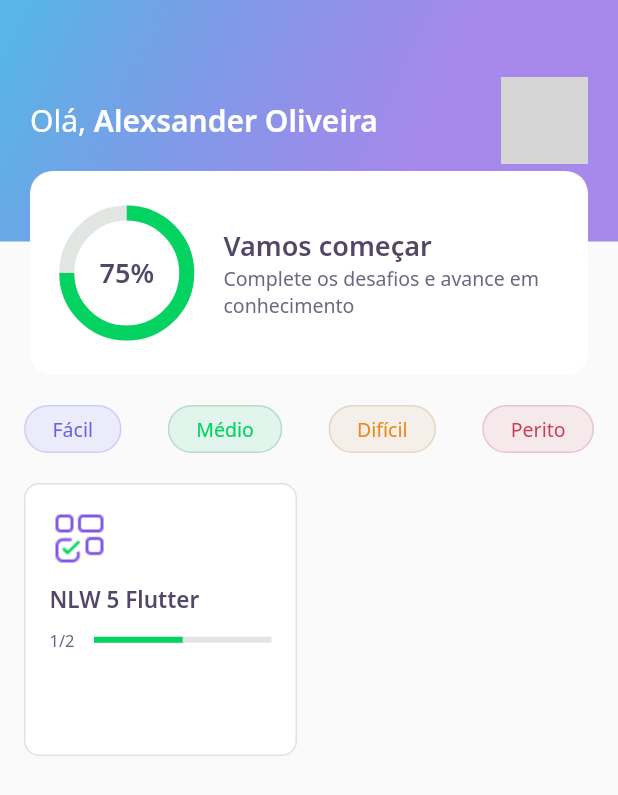
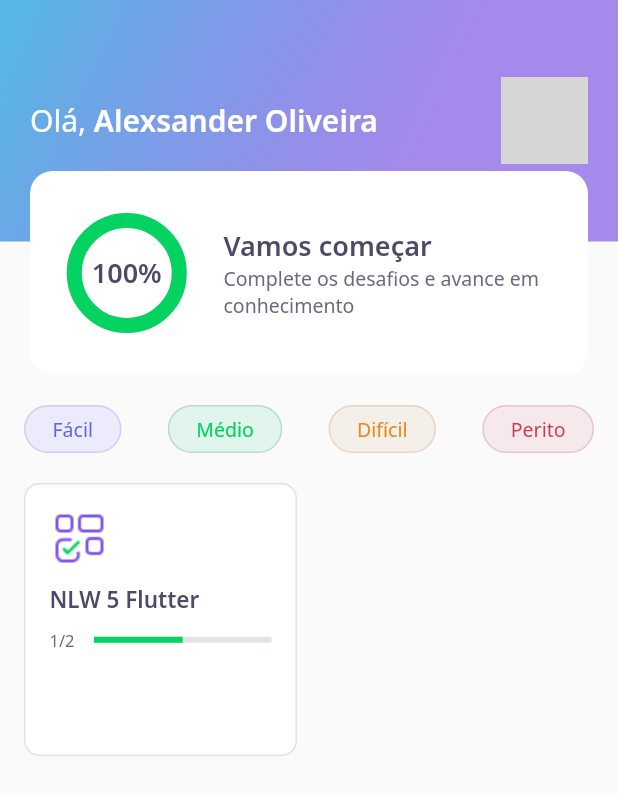
Before and after one commit to Alexz96/dev_quiz, a Flutter app: the screen it shows after launch, on a phone screen of 412 x 824 dp. Shown: the top 795 px of the screen. Run offline on Flutter 3.47's test engine with Material 2 defaults, Android fonts, the phone set to English and light mode, and no system bars; our stand-ins replace google_fonts, share_plus; accounts and stored records are empty; network calls fail; grey boxes are pictures that could not be loaded.

Commit message:
Criado a animação do App
Criado o efeito animado do scoreCardWidget e também a inclusão da Lib Share_Plus para o compartilhamento do resultado do Quiz.

```diff
--- a/lib/home/widgets/appbar/app_bar_widget.dart
+++ b/lib/home/widgets/appbar/app_bar_widget.dart
@@ -41,7 +41,11 @@ class AppBarWidget extends PreferredSize {
                     ],
                   ),
                 ),
-                Align(alignment: Alignment(0.0, 1.0), child: ScoreCardWidget()),
+                Align(
+                    alignment: Alignment(0.0, 1.0),
+                    child: ScoreCardWidget(
+                      percent: user.score / 100,
+                    )),
               ],
             ),
           ),
--- a/lib/home/widgets/chart/chart_widget.dart
+++ b/lib/home/widgets/chart/chart_widget.dart
@@ -2,29 +2,63 @@ import 'package:dev_quiz/core/app_colors.dart';
 import 'package:dev_quiz/core/app_text_styles.dart';
 import 'package:flutter/material.dart';
 
-class ChartWidget extends StatelessWidget {
+class ChartWidget extends StatefulWidget {
+  final double percent;
+
+  const ChartWidget({Key? key, required this.percent}) : super(key: key);
+
+  @override
+  _ChartWidgetState createState() => _ChartWidgetState();
+}
+
+class _ChartWidgetState extends State<ChartWidget>
+    with SingleTickerProviderStateMixin {
+  late AnimationController _controller;
+  late Animation<double> _animation;
+
+  void _initAnimation() {
+    _controller =
+        AnimationController(vsync: this, duration: Duration(seconds: 3));
+    _animation =
+        Tween<double>(begin: 0.0, end: widget.percent).animate(_controller);
+    _controller.forward();
+  }
+
+  @override
+  void initState() {
+    _initAnimation();
+    super.initState();
+  }
+
   @override
   Widget build(BuildContext context) {
     return Container(
         height: 80,
         width: 80,
-      child: Stack(
+        child: AnimatedBuilder(
+          animation: _animation,
+          builder: (context, _) => Stack(
             children: [
               Center(
                 child: Container(
-              height: 80,
-              width: 80,
+                  height: 70,
+                  width: 70,
                   child: CircularProgressIndicator(
                     strokeWidth: 10,
-                value: 0.75,
+                    value: _animation.value,
                     backgroundColor: AppColors.chartSecondary,
-                valueColor: AlwaysStoppedAnimation<Color>(AppColors.chartPrimary),
+                    valueColor:
+                        AlwaysStoppedAnimation<Color>(AppColors.chartPrimary),
                   ),
                 ),
               ),
-          Center(child: Text("75%", style: AppTextStyles.heading,))
+              Center(
+                  child: Text(
+                "${(_animation.value * 100).toInt()}%",
+                style: AppTextStyles.heading,
+              ))
             ],
           ),
-    );
+        ));
   }
 }
--- a/lib/home/widgets/score_card/score_card_widget.dart
+++ b/lib/home/widgets/score_card/score_card_widget.dart
@@ -5,6 +5,10 @@ import 'package:flutter/material.dart';
 import 'package:flutter/rendering.dart';
 
 class ScoreCardWidget extends StatelessWidget {
+  final double percent;
+
+  const ScoreCardWidget({Key? key, required this.percent}) : super(key: key);
+
   @override
   Widget build(BuildContext context) {
     return Padding(
@@ -18,7 +22,11 @@ class ScoreCardWidget extends StatelessWidget {
           child: Row(
             crossAxisAlignment: CrossAxisAlignment.center,
             children: [
-              Expanded(flex: 1, child: ChartWidget()),
+              Expanded(
+                  flex: 1,
+                  child: ChartWidget(
+                    percent: percent,
+                  )),
               Expanded(
                 flex: 3,
                 child: Padding(
--- a/lib/result/result_page.dart
+++ b/lib/result/result_page.dart
@@ -2,6 +2,7 @@ import 'package:dev_quiz/challenge/widgets/next_button/next_button_widget.dart';
 import 'package:dev_quiz/core/app_images.dart';
 import 'package:dev_quiz/core/app_text_styles.dart';
 import 'package:flutter/material.dart';
+import 'package:share_plus/share_plus.dart';
 
 class ResultPage extends StatelessWidget {
   final String title;
@@ -60,7 +61,11 @@ class ResultPage extends StatelessWidget {
                         child: Padding(
                       padding: const EdgeInsets.symmetric(horizontal: 68),
                       child: NextButtonWidget.purple(
-                          label: "Compartilhar", onTap: () {}),
+                          label: "Compartilhar",
+                          onTap: () {
+                            Share.share(
+                                'DevQuiz NLW5 Flutter: Resultado do Quiz $title \n Obtive${result / length}% de aproveitamento!');
+                          }),
                     )),
                   ],
                 ),
--- a/lib/splash/splash_page.dart
+++ b/lib/splash/splash_page.dart
@@ -1,5 +1,3 @@
-import 'dart:js';
-
 import 'package:dev_quiz/core/app_gradients.dart';
 import 'package:dev_quiz/core/app_images.dart';
 import 'package:dev_quiz/home/home_page.dart';
--- a/pubspec.yaml
+++ b/pubspec.yaml
@@ -10,6 +10,7 @@ dependencies:
     sdk: flutter
   cupertino_icons: ^1.0.3
   google_fonts: ^2.1.0
+  share_plus: ^2.1.4
 
 dev_dependencies:
   flutter_test:
```
Also changed, not shown: pubspec.lock. Lines whose indentation alone changed are shown as unchanged.
